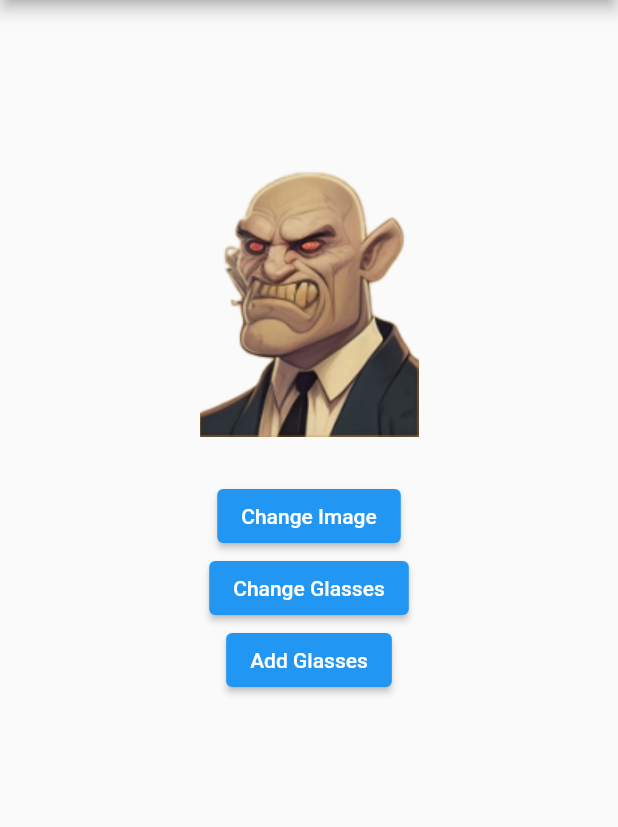
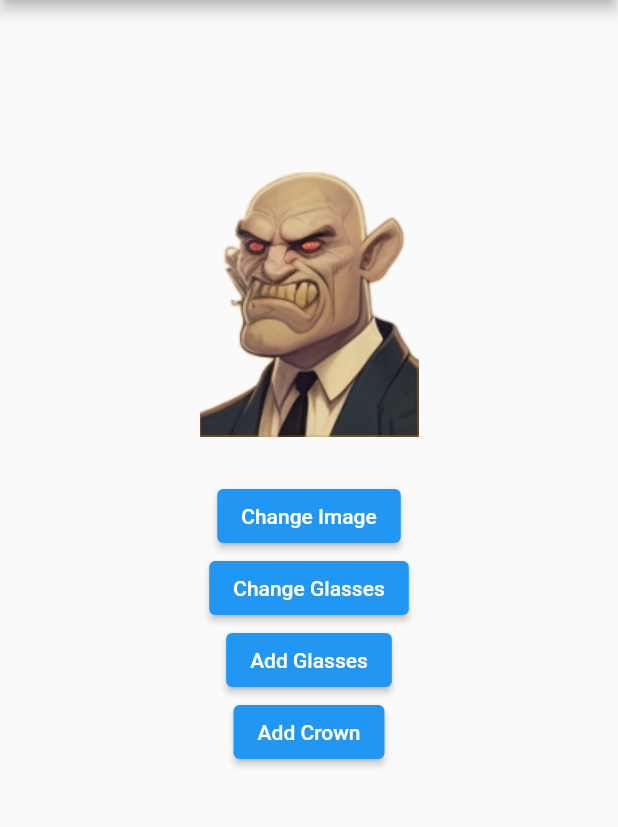
Before and after one commit to IvettB/Avatars, a Flutter app: the screen it shows after launch, on a phone screen of 412 x 824 dp, the part 84-911 px from its top. Run offline on Flutter 3.47's test engine with Material 2 defaults, Android fonts, the phone set to English and light mode, and no system bars.

Commit message:
add crown

```diff
--- a/lib/main.dart
+++ b/lib/main.dart
@@ -12,7 +12,9 @@ class MyApp extends StatefulWidget {
 class _MyAppState extends State<MyApp> {
   int imageIndex = 0;
   int imageIndex2 = 0;
+  int imageIndex3 = 0;
   bool areGlassesVisible = false;
+  bool isCrownVisible = false;
   List<String> avatars = [
     'lib/images/people/1.png',
     'lib/images/people/2.png',
@@ -36,6 +38,13 @@ class _MyAppState extends State<MyApp> {
     'lib/images/glasses/6.png',
   ];
 
+  List<String> crowns = [
+    'lib/images/crowns/1.png',
+    'lib/images/crowns/2.png',
+    'lib/images/crowns/3.png',
+    'lib/images/crowns/4.png',
+  ];
+
   late List<List<String>> allImages;
   int currentListIndex = 0;
 
@@ -55,9 +64,21 @@ class _MyAppState extends State<MyApp> {
     });
   }
 
+  void changeCrowns() {
+    setState(() {
+      imageIndex3 = (imageIndex3 + 1) % crowns.length;
+    });
+  }
+
   void toggleGlasses() {
     setState(() {
       areGlassesVisible = !areGlassesVisible;
+    });
+  }
+
+  void toggleCrowns() {
+    setState(() {
+      isCrownVisible = !isCrownVisible;
     });
   }
 
@@ -95,6 +116,18 @@ class _MyAppState extends State<MyApp> {
                       ),
                     ),
                   ),
+                  AnimatedOpacity(
+                    opacity: isCrownVisible ? 1.0 : 0.0,
+                    duration: Duration(milliseconds: 500),
+                    child: Visibility(
+                      visible: isCrownVisible,
+                      child: Transform.translate(
+                        offset: Offset(0.0, -100.0),
+                        child: Image.asset(crowns[imageIndex3],
+                            width: 100, height: 100),
+                      ),
+                    ),
+                  ),
                 ],
               ),
               SizedBox(height: 20),
@@ -111,6 +144,10 @@ class _MyAppState extends State<MyApp> {
                 child:
                     Text(areGlassesVisible ? 'Remove Glasses' : 'Add Glasses'),
               ),
+              ElevatedButton(
+                onPressed: toggleCrowns,
+                child: Text(isCrownVisible ? 'Remove Crown' : 'Add Crown'),
+              ),
             ],
           ),
         ),
```
